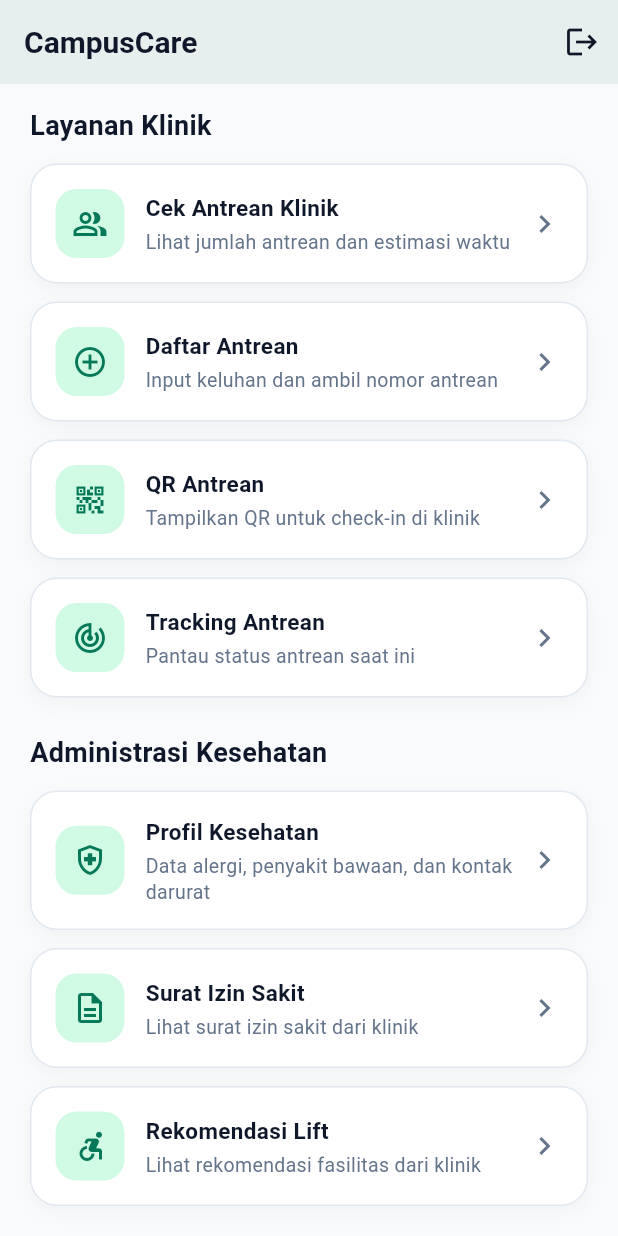
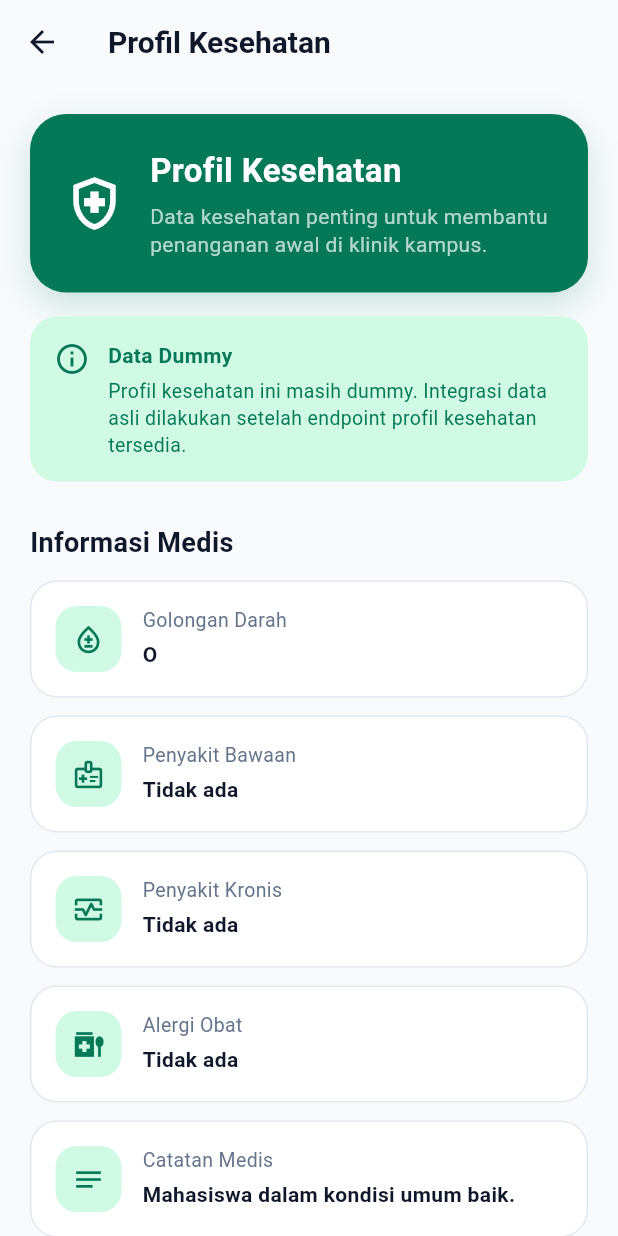
Before and after one commit to admrafli5-afk/campuscare, a Flutter app: the HomeScreen screen opened directly, scrolled down 382 dp, after a tap on "Profil Kesehatan", on a phone screen of 412 x 824 dp. Run offline on Flutter 3.47's test engine with Material 3 defaults, Android fonts, the phone set to English and light mode, and no system bars; our stand-ins replace flutter_secure_storage, qr_flutter; accounts and stored records are empty.

Commit message:
Add mobile health profile dummy screen

```diff
--- /dev/null
+++ b/mobile/lib/features/health_profile/health_profile_screen.dart
@@ -0,0 +1,219 @@
+import 'package:flutter/material.dart';
+
+import '../../core/constants/app_colors.dart';
+import '../../models/health_profile_model.dart';
+import '../../shared/widgets/info_banner.dart';
+
+class HealthProfileScreen extends StatelessWidget {
+  const HealthProfileScreen({super.key});
+
+  Widget headerCard() {
+    return Container(
+      padding: const EdgeInsets.all(22),
+      decoration: BoxDecoration(
+        color: AppColors.primaryGreen,
+        borderRadius: BorderRadius.circular(24),
+        boxShadow: [
+          BoxShadow(
+            color: AppColors.primaryGreen.withOpacity(0.18),
+            blurRadius: 18,
+            offset: const Offset(0, 8),
+          ),
+        ],
+      ),
+      child: const Row(
+        children: [
+          Icon(Icons.health_and_safety_outlined, color: Colors.white, size: 42),
+          SizedBox(width: 16),
+          Expanded(
+            child: Column(
+              crossAxisAlignment: CrossAxisAlignment.start,
+              children: [
+                Text(
+                  'Profil Kesehatan',
+                  style: TextStyle(
+                    color: Colors.white,
+                    fontSize: 22,
+                    fontWeight: FontWeight.bold,
+                  ),
+                ),
+                SizedBox(height: 6),
+                Text(
+                  'Data kesehatan penting untuk membantu penanganan awal di klinik kampus.',
+                  style: TextStyle(color: Colors.white70, height: 1.35),
+                ),
+              ],
+            ),
+          ),
+        ],
+      ),
+    );
+  }
+
+  Widget infoItem({
+    required String title,
+    required String value,
+    required IconData icon,
+  }) {
+    return Container(
+      padding: const EdgeInsets.all(16),
+      margin: const EdgeInsets.only(bottom: 12),
+      decoration: BoxDecoration(
+        color: AppColors.surface,
+        borderRadius: BorderRadius.circular(18),
+        border: Border.all(color: AppColors.border),
+      ),
+      child: Row(
+        crossAxisAlignment: CrossAxisAlignment.start,
+        children: [
+          Container(
+            width: 44,
+            height: 44,
+            decoration: BoxDecoration(
+              color: AppColors.softMint,
+              borderRadius: BorderRadius.circular(14),
+            ),
+            child: Icon(icon, color: AppColors.primaryGreen, size: 22),
+          ),
+          const SizedBox(width: 14),
+          Expanded(
+            child: Column(
+              crossAxisAlignment: CrossAxisAlignment.start,
+              children: [
+                Text(
+                  title,
+                  style: const TextStyle(
+                    color: AppColors.textGray,
+                    fontSize: 13,
+                  ),
+                ),
+                const SizedBox(height: 4),
+                Text(
+                  value,
+                  style: const TextStyle(
+                    color: AppColors.textDark,
+                    fontWeight: FontWeight.w700,
+                    height: 1.35,
+                  ),
+                ),
+              ],
+            ),
+          ),
+        ],
+      ),
+    );
+  }
+
+  Widget sectionTitle(String title) {
+    return Padding(
+      padding: const EdgeInsets.only(top: 8, bottom: 12),
+      child: Text(
+        title,
+        style: const TextStyle(
+          color: AppColors.textDark,
+          fontSize: 18,
+          fontWeight: FontWeight.bold,
+        ),
+      ),
+    );
+  }
+
+  @override
+  Widget build(BuildContext context) {
+    final profile = HealthProfileModel.dummy();
+
+    return Scaffold(
+      backgroundColor: AppColors.background,
+      appBar: AppBar(title: const Text('Profil Kesehatan')),
+      body: ListView(
+        padding: const EdgeInsets.all(20),
+        children: [
+          headerCard(),
+
+          const SizedBox(height: 16),
+
+          const InfoBanner(
+            title: 'Data Dummy',
+            message:
+                'Profil kesehatan ini masih dummy. Integrasi data asli dilakukan setelah endpoint profil kesehatan tersedia.',
+            icon: Icons.info_outline,
+          ),
+
+          const SizedBox(height: 20),
+
+          sectionTitle('Informasi Medis'),
+
+          infoItem(
+            title: 'Golongan Darah',
+            value: profile.bloodType,
+            icon: Icons.bloodtype_outlined,
+          ),
+          infoItem(
+            title: 'Penyakit Bawaan',
+            value: profile.congenitalDisease,
+            icon: Icons.medical_information_outlined,
+          ),
+          infoItem(
+            title: 'Penyakit Kronis',
+            value: profile.chronicDisease,
+            icon: Icons.monitor_heart_outlined,
+          ),
+          infoItem(
+            title: 'Alergi Obat',
+            value: profile.drugAllergy,
+            icon: Icons.medication_liquid_outlined,
+          ),
+          infoItem(
+            title: 'Catatan Medis',
+            value: profile.medicalNotes,
+            icon: Icons.notes_outlined,
+          ),
+
+          const SizedBox(height: 8),
+
+          sectionTitle('Kontak Darurat'),
+
+          infoItem(
+            title: 'Nama Kontak Darurat',
+            value: profile.emergencyContactName,
+            icon: Icons.person_outline,
+          ),
+          infoItem(
+            title: 'Nomor Kontak Darurat',
+            value: profile.emergencyContactPhone,
+            icon: Icons.phone_outlined,
+          ),
+          infoItem(
+            title: 'Hubungan',
+            value: profile.emergencyContactRelation,
+            icon: Icons.family_restroom_outlined,
+          ),
+
+          const SizedBox(height: 16),
+
+          Container(
+            padding: const EdgeInsets.all(16),
+            decoration: BoxDecoration(
+              color: AppColors.surface,
+              borderRadius: BorderRadius.circular(18),
+              border: Border.all(color: AppColors.border),
+            ),
+            child: const Row(
+              crossAxisAlignment: CrossAxisAlignment.start,
+              children: [
+                Icon(Icons.privacy_tip_outlined, color: AppColors.primaryGreen),
+                SizedBox(width: 12),
+                Expanded(
+                  child: Text(
+                    'Data kesehatan digunakan untuk membantu penanganan di klinik kampus dan hanya dapat diakses oleh pihak berwenang.',
+                    style: TextStyle(color: AppColors.textGray, height: 1.4),
+                  ),
+                ),
+              ],
+            ),
+          ),
+        ],
+      ),
+    );
+  }
+}
--- a/mobile/lib/features/home/home_screen.dart
+++ b/mobile/lib/features/home/home_screen.dart
@@ -9,6 +9,7 @@ import '../queue/queue_qr_screen.dart';
 import '../queue/queue_register_screen.dart';
 import '../queue/queue_status_screen.dart';
 import '../queue/queue_tracking_screen.dart';
+import '../health_profile/health_profile_screen.dart';
 
 class HomeScreen extends StatelessWidget {
   final String userName;
@@ -269,7 +270,7 @@ class HomeScreen extends StatelessWidget {
             title: 'Profil Kesehatan',
             subtitle: 'Data alergi, penyakit bawaan, dan kontak darurat',
             icon: Icons.health_and_safety_outlined,
-            onTap: () {},
+            onTap: () => openPage(context, const HealthProfileScreen()),
           ),
           const SizedBox(height: 12),
           MenuCard(
--- /dev/null
+++ b/mobile/lib/models/health_profile_model.dart
@@ -0,0 +1,34 @@
+class HealthProfileModel {
+  final String bloodType;
+  final String congenitalDisease;
+  final String chronicDisease;
+  final String drugAllergy;
+  final String medicalNotes;
+  final String emergencyContactName;
+  final String emergencyContactPhone;
+  final String emergencyContactRelation;
+
+  HealthProfileModel({
+    required this.bloodType,
+    required this.congenitalDisease,
+    required this.chronicDisease,
+    required this.drugAllergy,
+    required this.medicalNotes,
+    required this.emergencyContactName,
+    required this.emergencyContactPhone,
+    required this.emergencyContactRelation,
+  });
+
+  factory HealthProfileModel.dummy() {
+    return HealthProfileModel(
+      bloodType: 'O',
+      congenitalDisease: 'Tidak ada',
+      chronicDisease: 'Tidak ada',
+      drugAllergy: 'Tidak ada',
+      medicalNotes: 'Mahasiswa dalam kondisi umum baik.',
+      emergencyContactName: 'Orang Tua / Wali',
+      emergencyContactPhone: '0812-0000-0000',
+      emergencyContactRelation: 'Orang Tua',
+    );
+  }
+}
```
